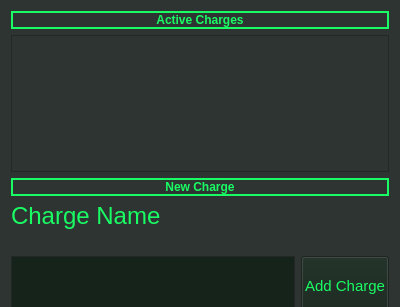
evanblough/timesheet_app, file chargelist.ui: the form before one commit.
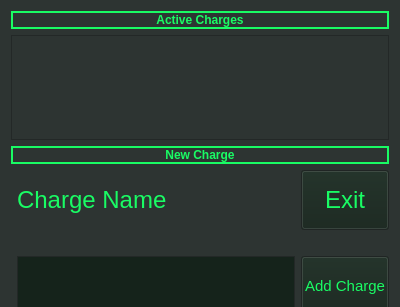
The form after the commit.

Commit message: jfc qt cmon now i can't press the damn back button on android without the app crashing

The edit to the form file:
```diff
--- a/chargelist.ui
+++ b/chargelist.ui
@@ -483,19 +483,81 @@
    <string>Form</string>
   </property>
   <layout class="QGridLayout" name="gridLayout">
-   <item row="3" column="0">
-    <widget class="QLabel" name="label_3">
+   <item row="2" column="0" colspan="3">
+    <widget class="QLabel" name="label_2">
      <property name="font">
       <font>
-       <pointsize>18</pointsize>
+       <weight>75</weight>
+       <bold>true</bold>
       </font>
      </property>
+     <property name="frameShape">
+      <enum>QFrame::Box</enum>
+     </property>
+     <property name="lineWidth">
+      <number>2</number>
+     </property>
      <property name="text">
-      <string>Charge Name</string>
+      <string>New Charge</string>
      </property>
+     <property name="alignment">
+      <set>Qt::AlignCenter</set>
+     </property>
     </widget>
    </item>
-   <item row="1" column="0" colspan="2">
+   <item row="4" column="2">
+    <widget class="QPushButton" name="add_charge_button">
+     <property name="sizePolicy">
+      <sizepolicy hsizetype="Minimum" vsizetype="MinimumExpanding">
+       <horstretch>0</horstretch>
+       <verstretch>0</verstretch>
+      </sizepolicy>
+     </property>
+     <property name="minimumSize">
+      <size>
+       <width>0</width>
+       <height>60</height>
+      </size>
+     </property>
+     <property name="maximumSize">
+      <size>
+       <width>16777215</width>
+       <height>20</height>
+      </size>
+     </property>
+     <property name="font">
+      <font>
+       <pointsize>11</pointsize>
+      </font>
+     </property>
+     <property name="text">
+      <string>Add Charge</string>
+     </property>
+    </widget>
+   </item>
+   <item row="4" column="1">
+    <widget class="QTextEdit" name="charge_name_text_edit">
+     <property name="sizePolicy">
+      <sizepolicy hsizetype="Expanding" vsizetype="Minimum">
+       <horstretch>0</horstretch>
+       <verstretch>0</verstretch>
+      </sizepolicy>
+     </property>
+     <property name="minimumSize">
+      <size>
+       <width>0</width>
+       <height>60</height>
+      </size>
+     </property>
+     <property name="maximumSize">
+      <size>
+       <width>16777215</width>
+       <height>20</height>
+      </size>
+     </property>
+    </widget>
+   </item>
+   <item row="1" column="0" colspan="3">
     <widget class="QScrollArea" name="scrollArea">
      <property name="palette">
       <palette>
@@ -975,35 +1037,13 @@
         <x>0</x>
         <y>0</y>
         <width>380</width>
-        <height>133</height>
+        <height>101</height>
        </rect>
       </property>
      </widget>
     </widget>
    </item>
-   <item row="2" column="0" colspan="2">
-    <widget class="QLabel" name="label_2">
-     <property name="font">
-      <font>
-       <weight>75</weight>
-       <bold>true</bold>
-      </font>
-     </property>
-     <property name="frameShape">
-      <enum>QFrame::Box</enum>
-     </property>
-     <property name="lineWidth">
-      <number>2</number>
-     </property>
-     <property name="text">
-      <string>New Charge</string>
-     </property>
-     <property name="alignment">
-      <set>Qt::AlignCenter</set>
-     </property>
-    </widget>
-   </item>
-   <item row="0" column="0" colspan="2">
+   <item row="0" column="0" colspan="3">
     <widget class="QLabel" name="label">
      <property name="font">
       <font>
@@ -1025,55 +1065,33 @@
      </property>
     </widget>
    </item>
-   <item row="4" column="1">
-    <widget class="QPushButton" name="add_charge_button">
-     <property name="sizePolicy">
-      <sizepolicy hsizetype="Minimum" vsizetype="MinimumExpanding">
-       <horstretch>0</horstretch>
-       <verstretch>0</verstretch>
-      </sizepolicy>
-     </property>
-     <property name="minimumSize">
-      <size>
-       <width>0</width>
-       <height>60</height>
-      </size>
-     </property>
-     <property name="maximumSize">
-      <size>
-       <width>16777215</width>
-       <height>20</height>
-      </size>
-     </property>
+   <item row="3" column="1">
+    <widget class="QLabel" name="label_3">
      <property name="font">
       <font>
-       <pointsize>11</pointsize>
+       <pointsize>18</pointsize>
       </font>
      </property>
      <property name="text">
-      <string>Add Charge</string>
+      <string>Charge Name</string>
      </property>
     </widget>
    </item>
-   <item row="4" column="0">
-    <widget class="QTextEdit" name="charge_name_text_edit">
-     <property name="sizePolicy">
-      <sizepolicy hsizetype="Expanding" vsizetype="Minimum">
-       <horstretch>0</horstretch>
-       <verstretch>0</verstretch>
-      </sizepolicy>
-     </property>
+   <item row="3" column="2">
+    <widget class="QPushButton" name="exit_button">
      <property name="minimumSize">
       <size>
        <width>0</width>
        <height>60</height>
       </size>
      </property>
-     <property name="maximumSize">
-      <size>
-       <width>16777215</width>
-       <height>20</height>
-      </size>
+     <property name="font">
+      <font>
+       <pointsize>18</pointsize>
+      </font>
+     </property>
+     <property name="text">
+      <string>Exit</string>
      </property>
     </widget>
    </item>
```
The commit also changes 8 other files.
